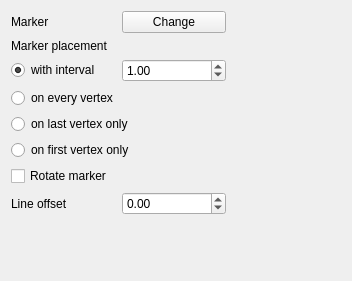
This is qgis/src/ui/symbollayer/widget_markerline.ui in sourcepole/qgis as Qt 5 draws it before an edit. The edited form follows.
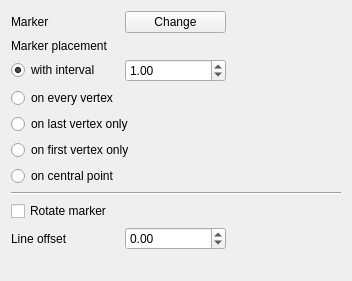
This is the edited form.

Commit message: [FEATURE] Option to put marker on the central point of a line

The edit to the form file:
```diff
--- a/qgis/src/ui/symbollayer/widget_markerline.ui
+++ b/qgis/src/ui/symbollayer/widget_markerline.ui
@@ -95,21 +95,21 @@
      </property>
     </widget>
    </item>
-   <item row="6" column="0" colspan="2">
+   <item row="8" column="0" colspan="2">
     <widget class="QCheckBox" name="chkRotateMarker">
      <property name="text">
       <string>Rotate marker</string>
      </property>
     </widget>
    </item>
-   <item row="7" column="0">
+   <item row="9" column="0">
     <widget class="QLabel" name="label_3">
      <property name="text">
       <string>Line offset</string>
      </property>
     </widget>
    </item>
-   <item row="7" column="1">
+   <item row="9" column="1">
     <widget class="QDoubleSpinBox" name="spinOffset">
      <property name="decimals">
       <number>2</number>
@@ -122,7 +122,7 @@
      </property>
     </widget>
    </item>
-   <item row="8" column="0" colspan="3">
+   <item row="10" column="0" colspan="3">
     <spacer>
      <property name="orientation">
       <enum>Qt::Vertical</enum>
@@ -135,6 +135,20 @@
      </property>
     </spacer>
    </item>
+   <item row="7" column="0" colspan="3">
+    <widget class="Line" name="line">
+     <property name="orientation">
+      <enum>Qt::Horizontal</enum>
+     </property>
+    </widget>
+   </item>
+   <item row="6" column="0">
+    <widget class="QRadioButton" name="radCentralPoint">
+     <property name="text">
+      <string>on central point</string>
+     </property>
+    </widget>
+   </item>
   </layout>
  </widget>
  <tabstops>
```
Left out of the diff: 3 changed lines with no effect on the pictures. The commit also changes 3 other files.
